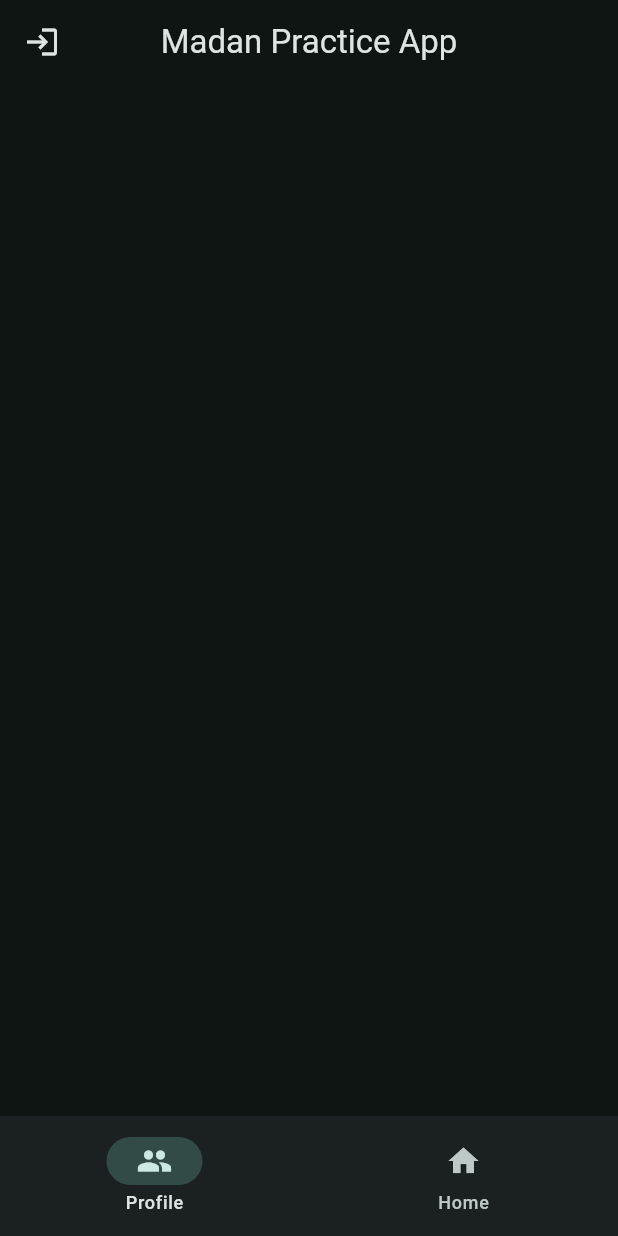
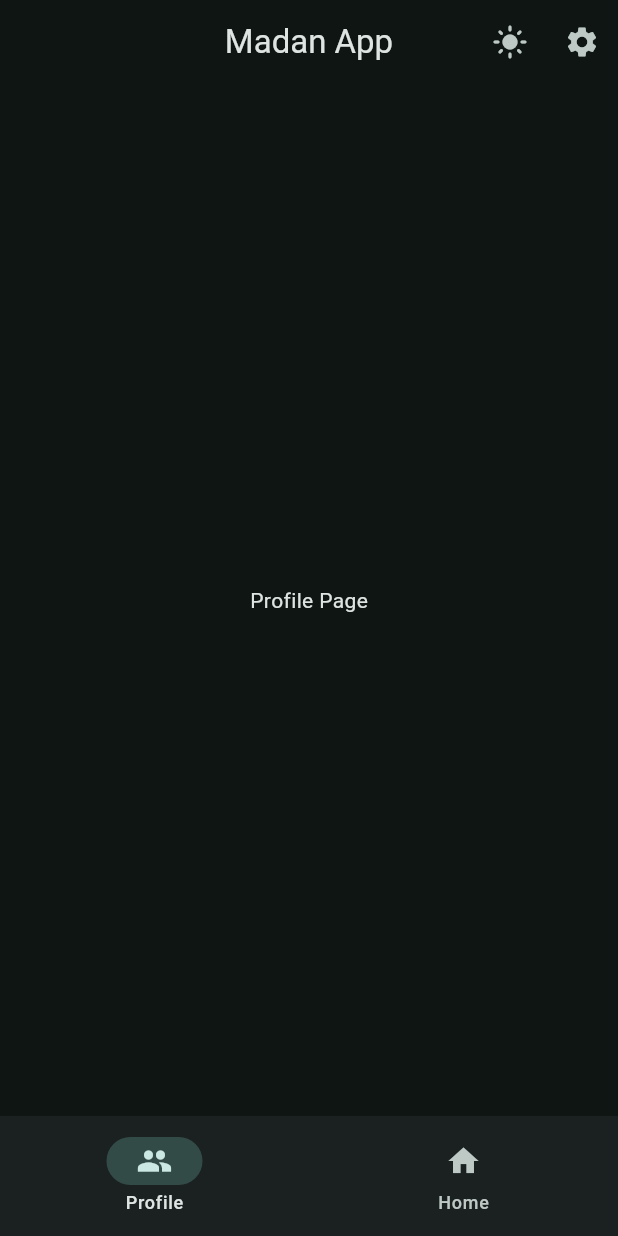
Before and after one commit to madaneeyy/My_Flutter_Practice, a Flutter app: the screen it shows after launch, on a phone screen of 412 x 824 dp. Run offline on Flutter 3.47's test engine with Material 3 defaults, Android fonts, the phone set to English and light mode, and no system bars.

Commit message:
lib updated

```diff
--- /dev/null
+++ b/lib/data/notifiers.dart
@@ -0,0 +1,6 @@
+//valuenotifier hold the data
+//valuelistenablebuilder listen to the data(dont need to set state)
+import 'package:flutter/material.dart';
+
+ValueNotifier<int> selectedPageNotifier = ValueNotifier(0);
+ValueNotifier<bool> isDarkModeNotifier = ValueNotifier(true);
--- a/lib/main.dart
+++ b/lib/main.dart
@@ -1,34 +1,48 @@
 import 'package:flutter/material.dart';
+import 'package:flutter_application_1/data/notifiers.dart';
+import 'package:flutter_application_1/views/widget_tree.dart';
 
 void main() {
   runApp(const MyApp());
 }
+//stateful can refresh
+//stateless cant refresh
+//setstate to refrsh
+
+String title = 'Madan App';
 
 class MyApp extends StatelessWidget {
   const MyApp({super.key});
 
   @override
   Widget build(BuildContext context) {
+    return ValueListenableBuilder(
+      valueListenable: isDarkModeNotifier,
+      builder: (context, isDarkMode, child) {
         return MaterialApp(
+          debugShowCheckedModeBanner: false,
           theme: ThemeData(
             colorScheme: ColorScheme.fromSeed(
               seedColor: Colors.teal,
-          brightness: Brightness.dark,
+              brightness: isDarkMode ? Brightness.dark : Brightness.light,
             ),
           ),
-      home: Scaffold(
-        appBar: AppBar(
-          title: Text('Madan Practice App'),
-          centerTitle: true,
-          leading: Icon(Icons.login),
-        ),
-        bottomNavigationBar: NavigationBar(
-          destinations: [
-            NavigationDestination(icon: Icon(Icons.people), label: 'Profile'),
-            NavigationDestination(icon: Icon(Icons.home), label: 'Home'),
-          ],
-        ),
-      ),
+          home: MyHomePage(),
+        );
+      },
     );
   }
 }
+
+class MyHomePage extends StatefulWidget {
+  const MyHomePage({super.key});
+  @override
+  State<MyHomePage> createState() => _MyHomePageState();
+}
+
+class _MyHomePageState extends State<MyHomePage> {
+  @override
+  Widget build(BuildContext context) {
+    return WidgetTree();
+  }
+}
--- /dev/null
+++ b/lib/views/pages/profile_page.dart
@@ -0,0 +1,10 @@
+import 'package:flutter/material.dart';
+
+class ProfilePage extends StatelessWidget {
+  const ProfilePage({super.key});
+
+  @override
+  Widget build(BuildContext context) {
+    return Center(child: Text('Profile Page'));
+  }
+}
--- /dev/null
+++ b/lib/views/widget_tree.dart
@@ -0,0 +1,55 @@
+import 'package:flutter/material.dart';
+import 'package:flutter_application_1/data/notifiers.dart';
+import 'package:flutter_application_1/views/pages/home_page.dart';
+import 'package:flutter_application_1/views/pages/profile_page.dart';
+import 'package:flutter_application_1/views/pages/settings_page..dart';
+import 'package:flutter_application_1/widgets/navbar_widget.dart';
+
+List<Widget> pages = [ProfilePage(), HomePage()];
+
+class WidgetTree extends StatelessWidget {
+  const WidgetTree({super.key});
+
+  @override
+  Widget build(BuildContext context) {
+    return Scaffold(
+      appBar: AppBar(
+        title: Text('Madan App'),
+        centerTitle: true,
+        actions: [
+          IconButton(
+            onPressed: () {
+              isDarkModeNotifier.value = !isDarkModeNotifier.value;
+            },
+            icon: ValueListenableBuilder(
+              valueListenable: isDarkModeNotifier,
+              builder: (context, isDarkMode, child) {
+                return Icon(isDarkMode ? Icons.light_mode : Icons.dark_mode);
+              },
+            ),
+          ),
+          IconButton(
+            onPressed: () {
+              Navigator.push(
+                context,
+                MaterialPageRoute(
+                  builder: (context) {
+                    return SettingsPage();
+                  },
+                ),
+              );
+            },
+            icon: Icon(Icons.settings),
+          ),
+        ],
+      ),
+      body: ValueListenableBuilder(
+        valueListenable: selectedPageNotifier,
+        builder: (context, selectedPage, child) {
+          return pages.elementAt(selectedPage);
+        },
+      ),
+      bottomNavigationBar: NavBarWidget(),
+    );
+  }
+}
--- /dev/null
+++ b/lib/widgets/navbar_widget.dart
@@ -0,0 +1,25 @@
+import 'package:flutter/material.dart';
+import 'package:flutter_application_1/data/notifiers.dart';
+
+class NavBarWidget extends StatelessWidget {
+  const NavBarWidget({super.key});
+
+  @override
+  Widget build(BuildContext context) {
+    return ValueListenableBuilder(
+      valueListenable: selectedPageNotifier,
+      builder: (context, selectedPage, child) {
+        return NavigationBar(
+          destinations: [
+            NavigationDestination(icon: Icon(Icons.people), label: 'Profile'),
+            NavigationDestination(icon: Icon(Icons.home), label: 'Home'),
+          ],
+          onDestinationSelected: (int value) {
+            selectedPageNotifier.value = value;
+          },
+          selectedIndex: selectedPage,
+        );
+      },
+    );
+  }
+}
--- a/pubspec.yaml
+++ b/pubspec.yaml
@@ -58,8 +58,8 @@ flutter:
   uses-material-design: true
 
   # To add assets to your application, add an assets section, like this:
-  # assets:
-  #   - images/a_dot_burr.jpeg
+  assets:
+      - assets/Images/
   #   - images/a_dot_ham.jpeg
 
   # An image asset can refer to one or more resolution-specific "variants", see
```
Also changed, not shown: lib/views/pages/home_page.dart (added, +10 -0 lines), lib/views/pages/settings_page..dart (added, +122 -0 lines), assets/Images/image.jpg (added), assets/Images/image.webp (added). Lines whose indentation alone changed are shown as unchanged.
